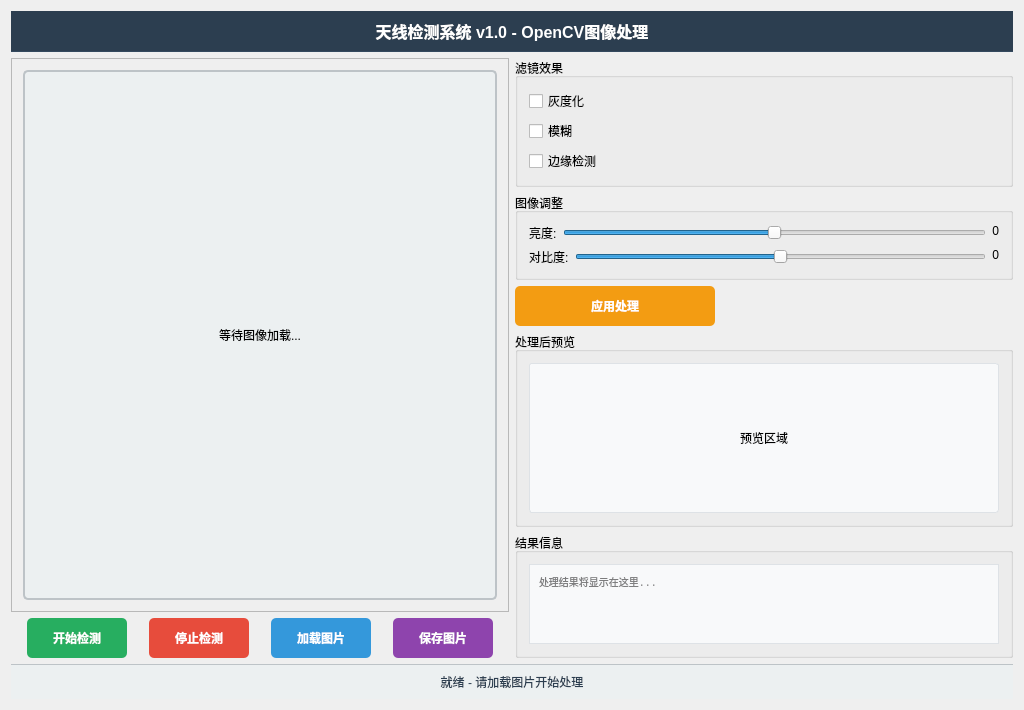
Above: QT_AntennaDetect/ui/widget.ui from programmerlin/QT_AntennaDetect before the change. Below: the same form after it.
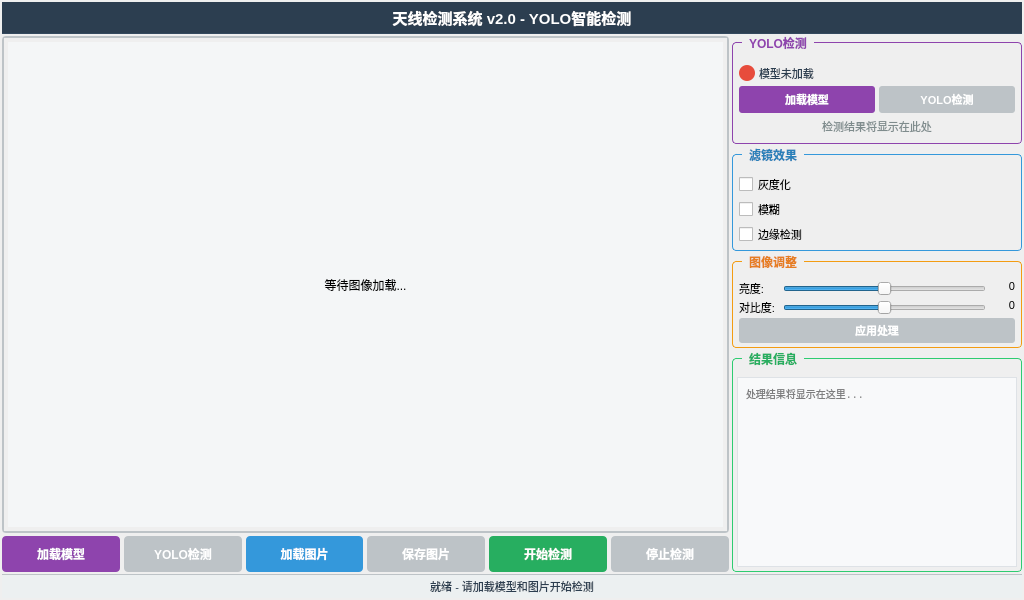
That is the form after the change.

Commit message: 1、图片已经能够正常加载显示，检测推理还需要进行改进，在板端运行检测时报错栈溢出 2、相机功能已集成还未测试

```diff
--- a/QT_AntennaDetect/ui/widget.ui
+++ b/QT_AntennaDetect/ui/widget.ui
@@ -10,24 +10,63 @@
     <height>600</height>
    </rect>
   </property>
+  <property name="minimumSize">
+   <size>
+    <width>1024</width>
+    <height>600</height>
+   </size>
+  </property>
+  <property name="maximumSize">
+   <size>
+    <width>1024</width>
+    <height>600</height>
+   </size>
+  </property>
   <property name="windowTitle">
    <string>天线检测系统 - OpenCV图像处理</string>
   </property>
   <layout class="QVBoxLayout" name="mainVerticalLayout">
+   <property name="spacing">
+    <number>2</number>
+   </property>
+   <property name="leftMargin">
+    <number>2</number>
+   </property>
+   <property name="topMargin">
+    <number>2</number>
+   </property>
+   <property name="rightMargin">
+    <number>2</number>
+   </property>
+   <property name="bottomMargin">
+    <number>2</number>
+   </property>
    <item>
     <widget class="QLabel" name="titleLabel">
+     <property name="minimumSize">
+      <size>
+       <width>0</width>
+       <height>32</height>
+      </size>
+     </property>
+     <property name="maximumSize">
+      <size>
+       <width>16777215</width>
+       <height>32</height>
+      </size>
+     </property>
      <property name="styleSheet">
       <string>QLabel {
         background-color: #2c3e50;
         color: white;
-        font-size: 16px;
+        font-size: 15px;
         font-weight: bold;
-        padding: 8px;
+        padding: 6px;
         border-bottom: 1px solid #34495e;
       }</string>
      </property>
      <property name="text">
-      <string>天线检测系统 v1.0 - OpenCV图像处理</string>
+      <string>天线检测系统 v2.0 - YOLO智能检测</string>
      </property>
      <property name="alignment">
       <set>Qt::AlignCenter</set>
@@ -36,10 +75,23 @@
    </item>
    <item>
     <layout class="QHBoxLayout" name="mainHorizontalLayout">
+     <property name="spacing">
+      <number>3</number>
+     </property>
      <item>
       <layout class="QVBoxLayout" name="leftLayout">
+       <property name="spacing">
+        <number>3</number>
+       </property>
        <item>
         <widget class="QScrollArea" name="scrollArea">
+         <property name="styleSheet">
+          <string>QScrollArea {
+            border: 2px solid #bdc3c7;
+            border-radius: 4px;
+            background-color: #ecf0f1;
+          }</string>
+         </property>
          <property name="verticalScrollBarPolicy">
           <enum>Qt::ScrollBarAsNeeded</enum>
          </property>
@@ -54,25 +106,18 @@
            <rect>
             <x>0</x>
             <y>0</y>
-            <width>644</width>
-            <height>376</height>
+            <width>698</width>
+            <height>455</height>
            </rect>
           </property>
-          <property name="sizePolicy">
-           <sizepolicy hsizetype="Expanding" vsizetype="Expanding">
-            <horstretch>0</horstretch>
-            <verstretch>0</verstretch>
-           </sizepolicy>
-          </property>
           <layout class="QVBoxLayout" name="imageLayout">
            <item>
             <widget class="QLabel" name="imageLabel">
              <property name="styleSheet">
               <string>QLabel {
-                 background-color: #ecf0f1;
-                 border: 2px solid #bdc3c7;
-                 border-radius: 5px;
-                 padding: 10px;
+                 background-color: #f4f6f7;
+                 border: none;
+                 padding: 5px;
                }</string>
              </property>
              <property name="text">
@@ -95,18 +140,21 @@
        </item>
        <item>
         <layout class="QHBoxLayout" name="buttonLayout">
+         <property name="spacing">
+          <number>4</number>
+         </property>
          <item>
-          <widget class="QPushButton" name="startBtn">
-           <property name="sizePolicy">
-            <sizepolicy hsizetype="Fixed" vsizetype="Fixed">
-             <horstretch>0</horstretch>
-             <verstretch>0</verstretch>
-            </sizepolicy>
-           </property>
+          <widget class="QPushButton" name="loadModelBtn">
            <property name="minimumSize">
             <size>
-             <width>100</width>
-             <height>40</height>
+             <width>90</width>
+             <height>36</height>
+            </size>
+           </property>
+           <property name="maximumSize">
+            <size>
+             <width>120</width>
+             <height>36</height>
             </size>
            </property>
            <property name="toolTip">
@@ -114,35 +162,36 @@
            </property>
            <property name="styleSheet">
             <string>QPushButton {
-               background-color: #27ae60;
+               background-color: #8e44ad;
                color: white;
                border: none;
-               border-radius: 5px;
+               border-radius: 4px;
                font-weight: bold;
+               font-size: 12px;
              }
              QPushButton:hover { background-color: #229954; }
              QPushButton:pressed { background-color: #1e8449; }</string>
            </property>
            <property name="text">
-            <string>开始检测</string>
+            <string>加载模型</string>
            </property>
           </widget>
          </item>
          <item>
-          <widget class="QPushButton" name="stopBtn">
+          <widget class="QPushButton" name="yoloDetectBtn">
            <property name="enabled">
             <bool>false</bool>
            </property>
-           <property name="sizePolicy">
-            <sizepolicy hsizetype="Fixed" vsizetype="Fixed">
-             <horstretch>100</horstretch>
-             <verstretch>40</verstretch>
-            </sizepolicy>
-           </property>
            <property name="minimumSize">
             <size>
-             <width>100</width>
-             <height>40</height>
+             <width>90</width>
+             <height>36</height>
+            </size>
+           </property>
+           <property name="maximumSize">
+            <size>
+             <width>120</width>
+             <height>36</height>
             </size>
            </property>
            <property name="toolTip">
@@ -150,32 +199,34 @@
            </property>
            <property name="styleSheet">
             <string>QPushButton {
-               background-color: #e74c3c;
+               background-color: #e67e22;
                color: white;
                border: none;
-               border-radius: 5px;
+               border-radius: 4px;
                font-weight: bold;
+               font-size: 12px;
              }
-             QPushButton:hover { background-color: #c0392b; }
-             QPushButton:pressed { background-color: #a93226; }</string>
+             QPushButton:hover { background-color: #d35400; }
+             QPushButton:pressed { background-color: #ba4a00; }
+             QPushButton:disabled { background-color: #bdc3c7; }</string>
            </property>
            <property name="text">
-            <string>停止检测</string>
+            <string>YOLO检测</string>
            </property>
           </widget>
          </item>
          <item>
           <widget class="QPushButton" name="loadImageBtn">
-           <property name="sizePolicy">
-            <sizepolicy hsizetype="Fixed" vsizetype="Fixed">
-             <horstretch>0</horstretch>
-             <verstretch>0</verstretch>
-            </sizepolicy>
-           </property>
            <property name="minimumSize">
             <size>
-             <width>100</width>
-             <height>40</height>
+             <width>85</width>
+             <height>36</height>
+            </size>
+           </property>
+           <property name="maximumSize">
+            <size>
+             <width>120</width>
+             <height>36</height>
             </size>
            </property>
            <property name="toolTip">
@@ -186,8 +237,9 @@
                background-color: #3498db;
                color: white;
                border: none;
-               border-radius: 5px;
+               border-radius: 4px;
                font-weight: bold;
+               font-size: 12px;
              }
              QPushButton:hover { background-color: #2980b9; }
              QPushButton:pressed { background-color: #21618c; }</string>
@@ -202,16 +254,16 @@
            <property name="enabled">
             <bool>false</bool>
            </property>
-           <property name="sizePolicy">
-            <sizepolicy hsizetype="Fixed" vsizetype="Fixed">
-             <horstretch>0</horstretch>
-             <verstretch>0</verstretch>
-            </sizepolicy>
-           </property>
            <property name="minimumSize">
             <size>
-             <width>100</width>
-             <height>40</height>
+             <width>85</width>
+             <height>36</height>
+            </size>
+           </property>
+           <property name="maximumSize">
+            <size>
+             <width>120</width>
+             <height>36</height>
             </size>
            </property>
            <property name="toolTip">
@@ -219,37 +271,335 @@
            </property>
            <property name="styleSheet">
             <string>QPushButton {
-               background-color: #8e44ad;
+               background-color: #2ecc71;
                color: white;
                border: none;
-               border-radius: 5px;
+               border-radius: 4px;
                font-weight: bold;
+               font-size: 12px;
              }
-             QPushButton:hover { background-color: #7d3c98; }
-             QPushButton:pressed { background-color: #6c3483; }</string>
+             QPushButton:hover { background-color: #27ae60; }
+             QPushButton:pressed { background-color: #1e8449; }
+             QPushButton:disabled { background-color: #bdc3c7; }</string>
            </property>
            <property name="text">
             <string>保存图片</string>
            </property>
           </widget>
          </item>
+         <item>
+          <widget class="QPushButton" name="startBtn">
+           <property name="minimumSize">
+            <size>
+             <width>85</width>
+             <height>36</height>
+            </size>
+           </property>
+           <property name="maximumSize">
+            <size>
+             <width>120</width>
+             <height>36</height>
+            </size>
+           </property>
+           <property name="toolTip">
+            <string>启动USB相机进行实时YOLO检测</string>
+           </property>
+           <property name="styleSheet">
+            <string>QPushButton {
+               background-color: #27ae60;
+               color: white;
+               border: none;
+               border-radius: 4px;
+               font-weight: bold;
+               font-size: 12px;
+             }
+             QPushButton:hover { background-color: #229954; }
+             QPushButton:pressed { background-color: #1e8449; }</string>
+           </property>
+           <property name="text">
+            <string>开始检测</string>
+           </property>
+          </widget>
+         </item>
+         <item>
+          <widget class="QPushButton" name="stopBtn">
+           <property name="enabled">
+            <bool>false</bool>
+           </property>
+           <property name="minimumSize">
+            <size>
+             <width>85</width>
+             <height>36</height>
+            </size>
+           </property>
+           <property name="maximumSize">
+            <size>
+             <width>120</width>
+             <height>36</height>
+            </size>
+           </property>
+           <property name="toolTip">
+            <string>停止相机和实时检测</string>
+           </property>
+           <property name="styleSheet">
+            <string>QPushButton {
+               background-color: #e74c3c;
+               color: white;
+               border: none;
+               border-radius: 4px;
+               font-weight: bold;
+               font-size: 12px;
+             }
+             QPushButton:hover { background-color: #c0392b; }
+             QPushButton:pressed { background-color: #a93226; }
+             QPushButton:disabled { background-color: #bdc3c7; }</string>
+           </property>
+           <property name="text">
+            <string>停止检测</string>
+           </property>
+          </widget>
+         </item>
         </layout>
        </item>
       </layout>
      </item>
      <item>
       <layout class="QVBoxLayout" name="rightPanelLayout">
+       <property name="spacing">
+        <number>4</number>
+       </property>
+       <item>
+        <widget class="QGroupBox" name="yoloGroup">
+         <property name="minimumSize">
+          <size>
+           <width>290</width>
+           <height>0</height>
+          </size>
+         </property>
+         <property name="maximumSize">
+          <size>
+           <width>290</width>
+           <height>16777215</height>
+          </size>
+         </property>
+         <property name="styleSheet">
+          <string>QGroupBox {
+            font-weight: bold;
+            border: 1px solid #8e44ad;
+            border-radius: 4px;
+            margin-top: 6px;
+            padding-top: 14px;
+          }
+          QGroupBox::title {
+            subcontrol-origin: margin;
+            left: 10px;
+            padding: 0 5px;
+            color: #8e44ad;
+          }</string>
+         </property>
+         <property name="title">
+          <string>YOLO检测</string>
+         </property>
+         <layout class="QVBoxLayout" name="yoloLayout">
+          <property name="spacing">
+           <number>3</number>
+          </property>
+          <property name="leftMargin">
+           <number>6</number>
+          </property>
+          <property name="topMargin">
+           <number>6</number>
+          </property>
+          <property name="rightMargin">
+           <number>6</number>
+          </property>
+          <property name="bottomMargin">
+           <number>6</number>
+          </property>
+          <item>
+           <layout class="QHBoxLayout" name="modelStatusLayout">
+            <item>
+             <widget class="QLabel" name="modelStatusIcon">
+              <property name="minimumSize">
+               <size>
+                <width>16</width>
+                <height>16</height>
+               </size>
+              </property>
+              <property name="maximumSize">
+               <size>
+                <width>16</width>
+                <height>16</height>
+               </size>
+              </property>
+              <property name="styleSheet">
+               <string>QLabel {
+                 background-color: #e74c3c;
+                 border-radius: 8px;
+               }</string>
+              </property>
+              <property name="text">
+               <string/>
+              </property>
+             </widget>
+            </item>
+            <item>
+             <widget class="QLabel" name="modelStatusLabel">
+              <property name="styleSheet">
+               <string>QLabel {
+                 font-weight: normal;
+                 font-size: 11px;
+                 color: #2c3e50;
+               }</string>
+              </property>
+              <property name="text">
+               <string>模型未加载</string>
+              </property>
+             </widget>
+            </item>
+            <item>
+             <spacer name="modelStatusSpacer">
+              <property name="orientation">
+               <enum>Qt::Horizontal</enum>
+              </property>
+              <property name="sizeHint" stdset="0">
+               <size>
+                <width>40</width>
+                <height>20</height>
+               </size>
+              </property>
+             </spacer>
+            </item>
+           </layout>
+          </item>
+          <item>
+           <layout class="QHBoxLayout" name="yoloButtonLayout">
+            <item>
+             <widget class="QPushButton" name="loadModelMiniBtn">
+              <property name="styleSheet">
+               <string>QPushButton {
+                 background-color: #8e44ad;
+                 color: white;
+                 border: none;
+                 border-radius: 3px;
+                 padding: 5px 10px;
+                 font-size: 11px;
+                 font-weight: bold;
+               }
+               QPushButton:hover { background-color: #7d3c98; }
+               QPushButton:pressed { background-color: #6c3483; }</string>
+              </property>
+              <property name="text">
+               <string>加载模型</string>
+              </property>
+             </widget>
+            </item>
+            <item>
+             <widget class="QPushButton" name="yoloDetectMiniBtn">
+              <property name="enabled">
+               <bool>false</bool>
+              </property>
+              <property name="styleSheet">
+               <string>QPushButton {
+                 background-color: #e67e22;
+                 color: white;
+                 border: none;
+                 border-radius: 3px;
+                 padding: 5px 10px;
+                 font-size: 11px;
+                 font-weight: bold;
+               }
+               QPushButton:hover { background-color: #d35400; }
+               QPushButton:pressed { background-color: #ba4a00; }
+               QPushButton:disabled { background-color: #bdc3c7; }</string>
+              </property>
+              <property name="text">
+               <string>YOLO检测</string>
+              </property>
+             </widget>
+            </item>
+           </layout>
+          </item>
+          <item>
+           <widget class="QLabel" name="detectResultLabel">
+            <property name="styleSheet">
+             <string>QLabel {
+               font-weight: normal;
+               font-size: 11px;
+               color: #7f8c8d;
+               padding: 2px;
+             }</string>
+            </property>
+            <property name="text">
+             <string>检测结果将显示在此处</string>
+            </property>
+            <property name="alignment">
+             <set>Qt::AlignCenter</set>
+            </property>
+            <property name="wordWrap">
+             <bool>true</bool>
+            </property>
+           </widget>
+          </item>
+         </layout>
+        </widget>
+       </item>
        <item>
         <widget class="QGroupBox" name="filterGroup">
+         <property name="minimumSize">
+          <size>
+           <width>290</width>
+           <height>0</height>
+          </size>
+         </property>
+         <property name="maximumSize">
+          <size>
+           <width>290</width>
+           <height>16777215</height>
+          </size>
+         </property>
+         <property name="styleSheet">
+          <string>QGroupBox {
+            font-weight: bold;
+            border: 1px solid #3498db;
+            border-radius: 4px;
+            margin-top: 6px;
+            padding-top: 14px;
+          }
+          QGroupBox::title {
+            subcontrol-origin: margin;
+            left: 10px;
+            padding: 0 5px;
+            color: #2980b9;
+          }</string>
+         </property>
          <property name="title">
           <string>滤镜效果</string>
          </property>
          <layout class="QVBoxLayout" name="filterLayout">
+          <property name="spacing">
+           <number>2</number>
+          </property>
+          <property name="leftMargin">
+           <number>6</number>
+          </property>
+          <property name="topMargin">
+           <number>4</number>
+          </property>
+          <property name="rightMargin">
+           <number>6</number>
+          </property>
+          <property name="bottomMargin">
+           <number>4</number>
+          </property>
           <item>
            <widget class="QCheckBox" name="grayscaleCheck">
             <property name="toolTip">
              <string>将图像转换为灰度图</string>
             </property>
+            <property name="styleSheet">
+             <string>QCheckBox { font-weight: normal; font-size: 11px; }</string>
+            </property>
             <property name="text">
              <string>灰度化</string>
             </property>
@@ -260,6 +610,9 @@
             <property name="toolTip">
              <string>应用高斯模糊滤镜</string>
             </property>
+            <property name="styleSheet">
+             <string>QCheckBox { font-weight: normal; font-size: 11px; }</string>
+            </property>
             <property name="text">
              <string>模糊</string>
             </property>
@@ -270,6 +623,9 @@
             <property name="toolTip">
              <string>使用Canny算法检测边缘</string>
             </property>
+            <property name="styleSheet">
+             <string>QCheckBox { font-weight: normal; font-size: 11px; }</string>
+            </property>
             <property name="text">
              <string>边缘检测</string>
             </property>
@@ -280,14 +636,65 @@
        </item>
        <item>
         <widget class="QGroupBox" name="adjustmentGroup">
+         <property name="minimumSize">
+          <size>
+           <width>290</width>
+           <height>0</height>
+          </size>
+         </property>
+         <property name="maximumSize">
+          <size>
+           <width>290</width>
+           <height>16777215</height>
+          </size>
+         </property>
+         <property name="styleSheet">
+          <string>QGroupBox {
+            font-weight: bold;
+            border: 1px solid #f39c12;
+            border-radius: 4px;
+            margin-top: 6px;
+            padding-top: 14px;
+          }
+          QGroupBox::title {
+            subcontrol-origin: margin;
+            left: 10px;
+            padding: 0 5px;
+            color: #e67e22;
+          }</string>
+         </property>
          <property name="title">
           <string>图像调整</string>
          </property>
          <layout class="QVBoxLayout" name="adjustmentLayout">
+          <property name="spacing">
+           <number>2</number>
+          </property>
+          <property name="leftMargin">
+           <number>6</number>
+          </property>
+          <property name="topMargin">
+           <number>4</number>
+          </property>
+          <property name="rightMargin">
+           <number>6</number>
+          </property>
+          <property name="bottomMargin">
+           <number>4</number>
+          </property>
           <item>
            <layout class="QHBoxLayout" name="brightnessLayout">
             <item>
              <widget class="QLabel" name="brightnessLabel">
+              <property name="minimumSize">
+               <size>
+                <width>40</width>
+                <height>0</height>
+               </size>
+              </property>
+              <property name="styleSheet">
+               <string>QLabel { font-weight: normal; font-size: 11px; }</string>
+              </property>
               <property name="text">
                <string>亮度:</string>
               </property>
@@ -311,6 +718,15 @@
             </item>
             <item>
              <widget class="QLabel" name="brightnessValueLabel">
+              <property name="minimumSize">
+               <size>
+                <width>25</width>
+                <height>0</height>
+               </size>
+              </property>
+              <property name="styleSheet">
+               <string>QLabel { font-weight: normal; font-size: 11px; }</string>
+              </property>
               <property name="text">
                <string>0</string>
               </property>
@@ -325,6 +741,15 @@
            <layout class="QHBoxLayout" name="contrastLayout">
             <item>
              <widget class="QLabel" name="contrastLabel">
+              <property name="minimumSize">
+               <size>
+                <width>40</width>
+                <height>0</height>
+               </size>
+              </property>
+              <property name="styleSheet">
+               <string>QLabel { font-weight: normal; font-size: 11px; }</string>
+              </property>
               <property name="text">
                <string>对比度:</string>
               </property>
@@ -348,6 +773,15 @@
             </item>
             <item>
              <widget class="QLabel" name="contrastValueLabel">
+              <property name="minimumSize">
+               <size>
+                <width>25</width>
+                <height>0</height>
+               </size>
+              </property>
+              <property name="styleSheet">
+               <string>QLabel { font-weight: normal; font-size: 11px; }</string>
+              </property>
               <property name="text">
                <string>0</string>
               </property>
@@ -358,78 +792,27 @@
             </item>
            </layout>
           </item>
-         </layout>
-        </widget>
-       </item>
-       <item>
-        <widget class="QPushButton" name="processImageBtn">
-         <property name="enabled">
-          <bool>false</bool>
-         </property>
-         <property name="sizePolicy">
-          <sizepolicy hsizetype="Fixed" vsizetype="Fixed">
-           <horstretch>0</horstretch>
-           <verstretch>0</verstretch>
-          </sizepolicy>
-         </property>
-         <property name="minimumSize">
-          <size>
-           <width>200</width>
-           <height>40</height>
-          </size>
-         </property>
-         <property name="toolTip">
-          <string>应用所有选中的图像处理效果</string>
-         </property>
-         <property name="layoutDirection">
-          <enum>Qt::LeftToRight</enum>
-         </property>
-         <property name="styleSheet">
-          <string>QPushButton {
-             background-color: #f39c12;
-             color: white;
-             border: none;
-             border-radius: 5px;
-             font-weight: bold;
-           }
-           QPushButton:hover { background-color: #e67e22; }
-           QPushButton:pressed { background-color: #d35400; }</string>
-         </property>
-         <property name="text">
-          <string>应用处理</string>
-         </property>
-        </widget>
-       </item>
-       <item>
-        <widget class="QGroupBox" name="previewGroup">
-         <property name="title">
-          <string>处理后预览</string>
-         </property>
-         <layout class="QVBoxLayout" name="previewLayout">
           <item>
-           <widget class="QLabel" name="previewLabel">
-            <property name="minimumSize">
-             <size>
-              <width>300</width>
-              <height>150</height>
-             </size>
-            </property>
-            <property name="styleSheet">
-             <string>QLabel {
-                 background-color: #f8f9fa;
-                 border: 1px solid #dee2e6;
-                 border-radius: 3px;
-                 padding: 5px;
-               }</string>
-            </property>
-            <property name="text">
-             <string>预览区域</string>
-            </property>
-            <property name="scaledContents">
+           <widget class="QPushButton" name="processImageBtn">
+            <property name="enabled">
              <bool>false</bool>
             </property>
-            <property name="alignment">
-             <set>Qt::AlignCenter</set>
+            <property name="styleSheet">
+             <string>QPushButton {
+               background-color: #f39c12;
+               color: white;
+               border: none;
+               border-radius: 3px;
+               padding: 4px;
+               font-weight: bold;
+               font-size: 11px;
+             }
+             QPushButton:hover { background-color: #e67e22; }
+             QPushButton:pressed { background-color: #d35400; }
+             QPushButton:disabled { background-color: #bdc3c7; }</string>
+            </property>
+            <property name="text">
+             <string>应用处理</string>
             </property>
            </widget>
           </item>
@@ -438,17 +821,59 @@
        </item>
        <item>
         <widget class="QGroupBox" name="resultGroup">
+         <property name="minimumSize">
+          <size>
+           <width>290</width>
+           <height>0</height>
+          </size>
+         </property>
+         <property name="maximumSize">
+          <size>
+           <width>290</width>
+           <height>16777215</height>
+          </size>
+         </property>
+         <property name="styleSheet">
+          <string>QGroupBox {
+            font-weight: bold;
+            border: 1px solid #2ecc71;
+            border-radius: 4px;
+            margin-top: 6px;
+            padding-top: 14px;
+          }
+          QGroupBox::title {
+            subcontrol-origin: margin;
+            left: 10px;
+            padding: 0 5px;
+            color: #27ae60;
+          }</string>
+         </property>
          <property name="title">
           <string>结果信息</string>
          </property>
          <layout class="QVBoxLayout" name="resultLayout">
+          <property name="spacing">
+           <number>2</number>
+          </property>
+          <property name="leftMargin">
+           <number>4</number>
+          </property>
+          <property name="topMargin">
+           <number>4</number>
+          </property>
+          <property name="rightMargin">
+           <number>4</number>
+          </property>
+          <property name="bottomMargin">
+           <number>4</number>
+          </property>
           <item>
            <widget class="QTextEdit" name="resultsTextEdit">
             <property name="styleSheet">
              <string>QTextEdit {
                 background-color: #f8f9fa;
                 border: 1px solid #dee2e6;
-                padding: 5px;
+                padding: 4px;
                 font-family: monospace;
                 font-size: 10px;
               }</string>
@@ -470,17 +895,29 @@
    </item>
    <item>
     <widget class="QLabel" name="statusLabel">
+     <property name="minimumSize">
+      <size>
+       <width>0</width>
+       <height>24</height>
+      </size>
+     </property>
+     <property name="maximumSize">
+      <size>
+       <width>16777215</width>
+       <height>24</height>
+      </size>
+     </property>
      <property name="styleSheet">
       <string>QLabel {
         background-color: #ecf0f1;
-        padding: 8px;
-        font-size: 12px;
+        padding: 4px;
+        font-size: 11px;
         color: #2c3e50;
         border-top: 1px solid #bdc3c7;
       }</string>
      </property>
      <property name="text">
-      <string>就绪 - 请加载图片开始处理</string>
+      <string>就绪 - 请加载模型和图片开始检测</string>
      </property>
      <property name="alignment">
       <set>Qt::AlignCenter</set>
@@ -489,7 +926,7 @@
    </item>
   </layout>
  </widget>
- <layoutdefault spacing="6" margin="11"/>
+ <layoutdefault spacing="4" margin="4"/>
  <resources/>
  <connections>
   <connection>
```
Left out of the diff: 44 changed lines with no effect on the pictures. The commit also changes 14 other files.
